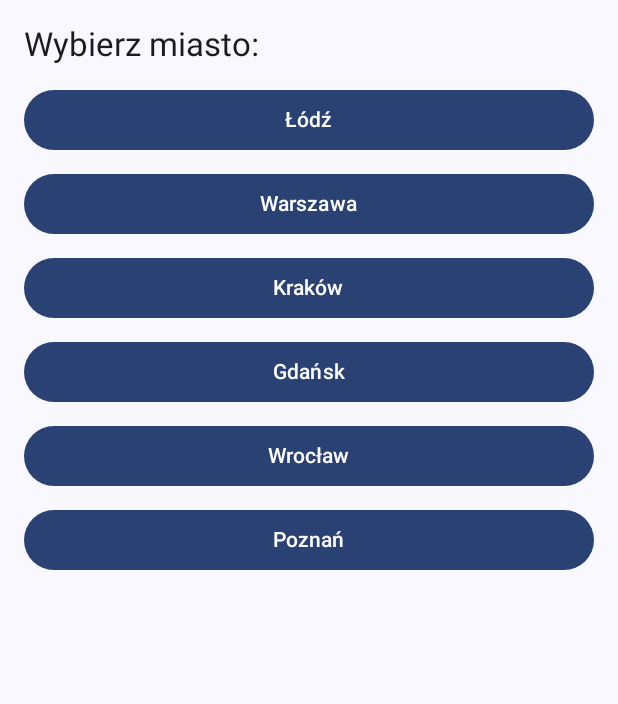
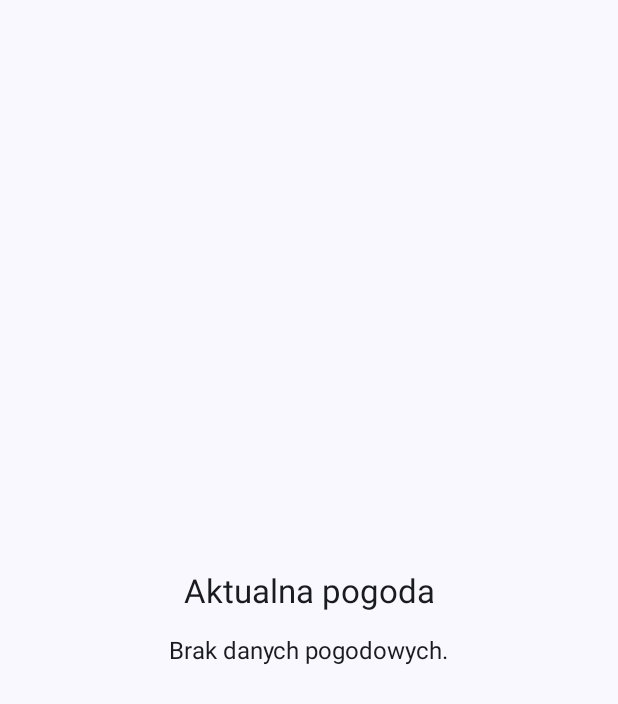
Before and after one commit to Mawv1/Mobile-Weather-App, an Android app built with Jetpack Compose: the composable CurrentWeatherScreen shown on its own in the app's theme, on a phone screen of 412 x 824 dp. Shown: the top 704 px of the screen. Run offline under Robolectric (Android 15) with nearby library versions, the phone set to English and light mode, and no system bars; 1 statement that could not run was skipped.

```diff
--- a/app/src/main/java/com/example/weatherapplication/data/api/OpenWeatherMapService.kt
+++ b/app/src/main/java/com/example/weatherapplication/data/api/OpenWeatherMapService.kt
@@ -1,6 +1,7 @@
 package com.example.weatherapplication.data.api
 
 import com.example.weatherapplication.BuildConfig
+import com.example.weatherapplication.data.model.CitySearchItem
 import com.example.weatherapplication.data.model.WeatherResponse
 import retrofit2.http.GET
 import retrofit2.http.Query
@@ -8,9 +9,18 @@ import retrofit2.http.Query
 interface OpenWeatherMapService {
     @GET("data/2.5/weather")
     suspend fun getCurrentWeather(
-        @Query("q") city: String,
-        @Query("appid") apiKey: String = BuildConfig.WEATHER_API_KEY,
+        @Query("q") cityName: String,
+        @Query("appid") apiKey: String,
         @Query("units") units: String = "metric",
         @Query("lang") lang: String = "pl"
     ): WeatherResponse
+
+    @GET("geo/1.0/direct")
+    suspend fun searchCities(
+        @Query("q") cityName: String,
+        @Query("limit") limit: Int,
+        @Query("appid") apiKey: String
+    ): List<CitySearchItem>
+
+
 }
--- a/app/src/main/java/com/example/weatherapplication/data/repository/WeatherRepository.kt
+++ b/app/src/main/java/com/example/weatherapplication/data/repository/WeatherRepository.kt
@@ -1,21 +1,25 @@
 package com.example.weatherapplication.data.repository
 
 import com.example.weatherapplication.data.api.OpenWeatherMapService
+import com.example.weatherapplication.data.model.CitySearchItem
 import com.example.weatherapplication.data.model.WeatherResponse
 import retrofit2.Retrofit
 import retrofit2.converter.moshi.MoshiConverterFactory
 
-class WeatherRepository(    private val api: OpenWeatherMapService = Retrofit.Builder()
-    .baseUrl("https://api.openweathermap.org/")
-    .addConverterFactory(MoshiConverterFactory.create())
-    .build()
-    .create(OpenWeatherMapService::class.java)) {
+class WeatherRepository(
+    private val apiKey: String,
+    private val api: OpenWeatherMapService = Retrofit.Builder()
+        .baseUrl("https://api.openweathermap.org/")
+        .addConverterFactory(MoshiConverterFactory.create())
+        .build()
+        .create(OpenWeatherMapService::class.java)
+) {
 
-    suspend fun fetchCurrentWeather(city: String): WeatherResponse {
-        return api.getCurrentWeather(city)
+    suspend fun getWeather(city: String): WeatherResponse {
+        return api.getCurrentWeather(city, apiKey)
     }
 
-    suspend fun getWeather(city: String): WeatherResponse {
-        return api.getCurrentWeather(city)
+    suspend fun searchCitiesByName(cityName: String): List<CitySearchItem> {
+        return api.searchCities(cityName, 5, apiKey)
     }
 }
--- a/app/src/main/java/com/example/weatherapplication/ui/screens/CurrentWeatherScreen.kt
+++ b/app/src/main/java/com/example/weatherapplication/ui/screens/CurrentWeatherScreen.kt
@@ -1,62 +1,44 @@
 package com.example.weatherapplication.ui.screens
 
-import android.util.Log
 import androidx.compose.foundation.layout.*
-import androidx.compose.material.icons.Icons
-import androidx.compose.material.icons.filled.Settings
 import androidx.compose.material3.*
-import androidx.compose.runtime.*
+import androidx.compose.runtime.Composable
+import androidx.compose.runtime.collectAsState
+import androidx.compose.runtime.getValue
 import androidx.compose.ui.Alignment
 import androidx.compose.ui.Modifier
 import androidx.compose.ui.unit.dp
+import androidx.navigation.NavController
+import com.example.weatherapplication.viewmodel.WeatherViewModel
+import com.example.weatherapplication.data.model.WeatherResponse
 import androidx.lifecycle.viewmodel.compose.viewModel
-import androidx.navigation.NavController
-import com.example.weatherapplication.BuildConfig
-import com.example.weatherapplication.data.api.OpenWeatherMapService
-import com.example.weatherapplication.data.model.WeatherResponse
-import com.example.weatherapplication.data.repository.WeatherRepository
-import com.example.weatherapplication.viewmodel.WeatherViewModel
-import com.example.weatherapplication.viewmodel.WeatherViewModelFactory
-import okhttp3.OkHttpClient
-import okhttp3.logging.HttpLoggingInterceptor
-import retrofit2.Retrofit
-import retrofit2.converter.moshi.MoshiConverterFactory
 
-@OptIn(ExperimentalMaterial3Api::class)
+
 @Composable
 fun CurrentWeatherScreen(
     navController: NavController,
     viewModel: WeatherViewModel = viewModel()
 ) {
-    val cityList = listOf("Łódź", "Warszawa", "Kraków", "Gdańsk", "Wrocław", "Poznań")
-    val weatherState by viewModel.weatherState.collectAsState()
+    val weather by viewModel.weatherState.collectAsState()
 
     Column(
         modifier = Modifier
             .fillMaxSize()
-            .padding(16.dp)
+            .padding(16.dp),
+        horizontalAlignment = Alignment.CenterHorizontally,
+        verticalArrangement = Arrangement.Center
     ) {
-        Text("Wybierz miasto:", style = MaterialTheme.typography.titleLarge)
-        Spacer(Modifier.height(8.dp))
+        Text(text = "Aktualna pogoda", style = MaterialTheme.typography.titleLarge)
+        Spacer(modifier = Modifier.height(16.dp))
 
-        cityList.forEach { city ->
-            Button(
-                onClick = { viewModel.getWeatherForCity(city) },
-                modifier = Modifier
-                    .fillMaxWidth()
-                    .padding(vertical = 4.dp)
-            ) {
-                Text(city)
-            }
-        }
-
-        Spacer(Modifier.height(16.dp))
-
-        weatherState?.let { weather ->
-            WeatherInfoCard(weather)
+        if (weather != null) {
+            WeatherInfoCard(weather!!)
+        } else {
+            Text("Brak danych pogodowych.")
         }
     }
 }
+
 
 
 @Composable
--- a/app/src/main/java/com/example/weatherapplication/viewmodel/WeatherViewModel.kt
+++ b/app/src/main/java/com/example/weatherapplication/viewmodel/WeatherViewModel.kt
@@ -1,7 +1,10 @@
 package com.example.weatherapplication.viewmodel
 import android.util.Log
+import androidx.lifecycle.LiveData
+import androidx.lifecycle.MutableLiveData
 import androidx.lifecycle.ViewModel
 import androidx.lifecycle.viewModelScope
+import com.example.weatherapplication.data.model.CitySearchItem
 import com.example.weatherapplication.data.model.WeatherResponse
 import com.example.weatherapplication.data.repository.WeatherRepository
 import kotlinx.coroutines.flow.MutableStateFlow
@@ -9,11 +12,14 @@ import kotlinx.coroutines.flow.StateFlow
 import kotlinx.coroutines.launch
 
 class WeatherViewModel(
-    private val repository: WeatherRepository = WeatherRepository() // lub użyj DI
+    private val repository: WeatherRepository = WeatherRepository("6997b1033eb7cff386299e6f12777297") // lub użyj DI
 ) : ViewModel() {
 
     private val _weatherState = MutableStateFlow<WeatherResponse?>(null)
     val weatherState: StateFlow<WeatherResponse?> = _weatherState
+
+    private val _citySearchResults = MutableLiveData<List<CitySearchItem>>()
+    val citySearchResults: LiveData<List<CitySearchItem>> = _citySearchResults
 
     fun getWeatherForCity(city: String) {
         viewModelScope.launch {
@@ -25,4 +31,14 @@ class WeatherViewModel(
             }
         }
     }
+    fun searchCity(cityName: String) {
+        viewModelScope.launch {
+            try {
+                val results = repository.searchCitiesByName(cityName)
+                _citySearchResults.value = results
+            } catch (e: Exception) {
+                Log.e("WeatherViewModel", "City search failed: ${e.message}")
+            }
+        }
+    }
 }
```
Also changed, not shown: app/src/main/java/com/example/weatherapplication/data/model/CitySearchResponse.kt (added, +9 -0 lines), app/src/main/java/com/example/weatherapplication/ui/screens/BaseScreen.kt (added, +10 -0 lines), app/src/main/java/com/example/weatherapplication/ui/screens/DetailsScreen.kt (+14 -10 lines), app/src/main/java/com/example/weatherapplication/ui/screens/ForecastScreen.kt (+5 -10 lines), app/src/main/java/com/example/weatherapplication/ui/screens/SettingsScreen.kt (+10 -11 lines).
